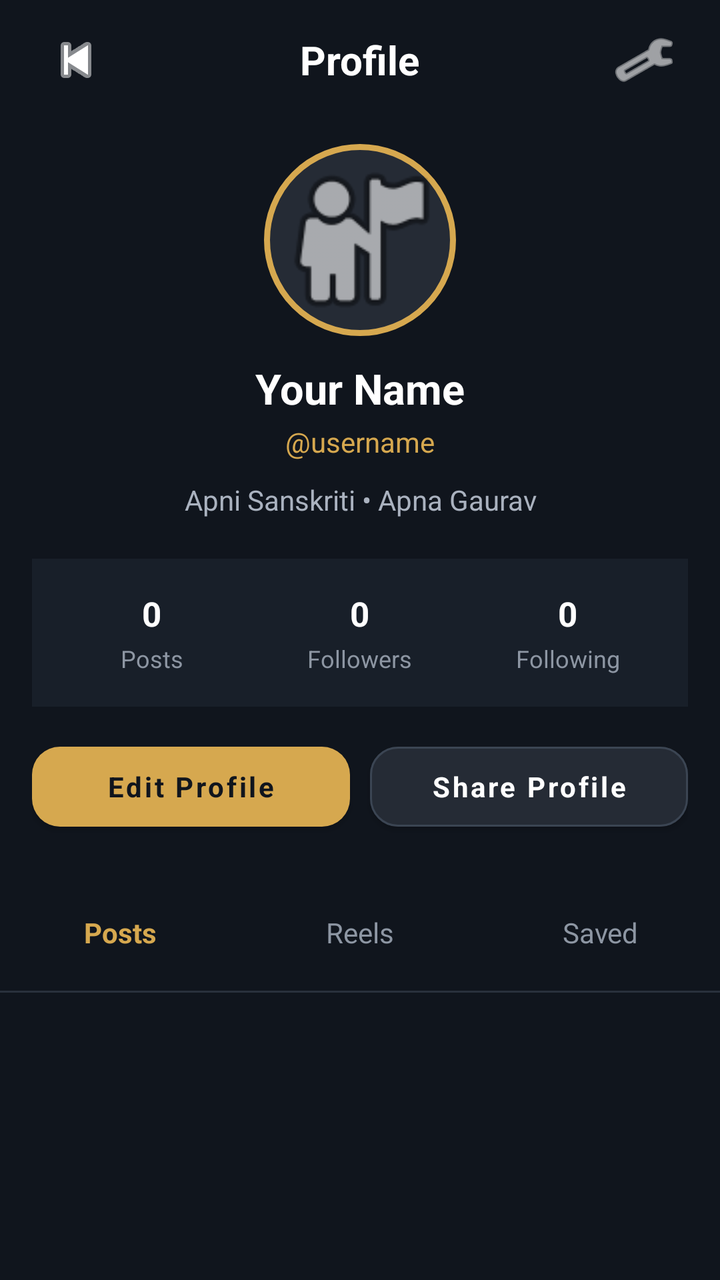
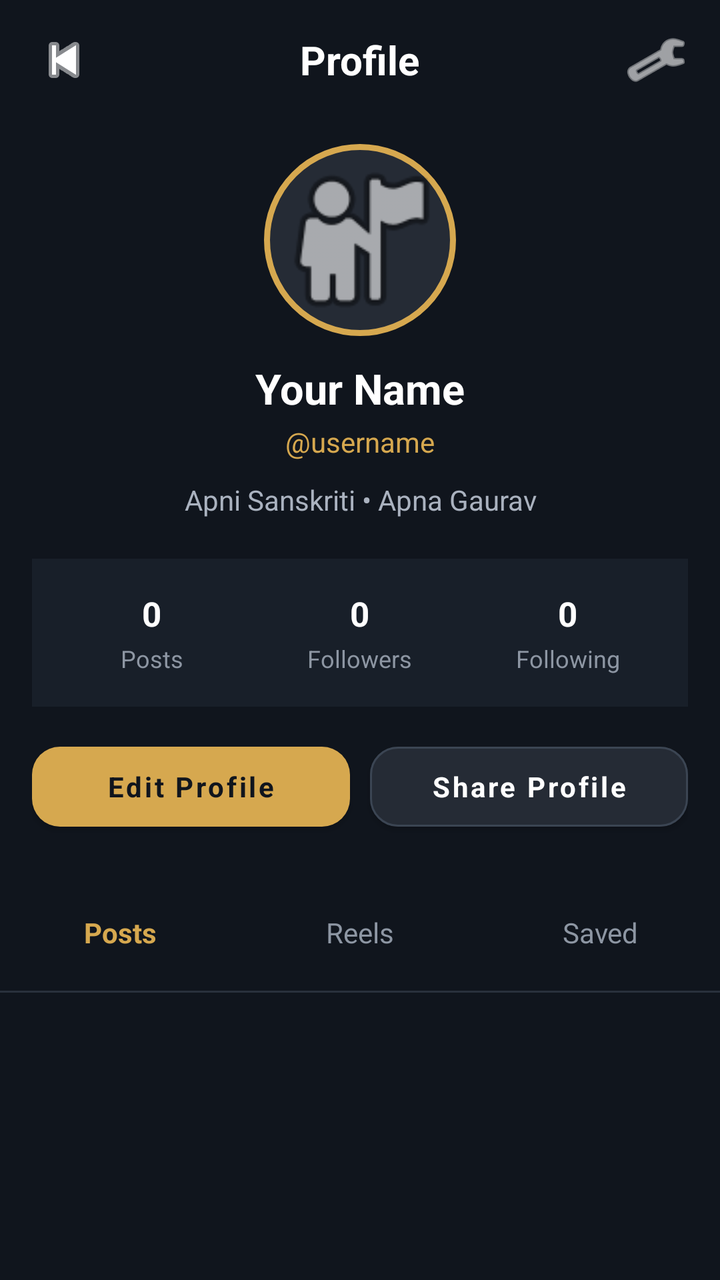

An Android layout rendered at two revisions. The XML below is the earlier revision; the diff shows what the commit changed to produce the second picture.
<!-- AndroidManifest.xml: application theme Theme.SanskritiSathi -->
<!-- res/layout/activity_my_profile.xml -->
<?xml version="1.0" encoding="utf-8"?>
<ScrollView
    xmlns:android="http://schemas.android.com/apk/res/android"
    xmlns:app="http://schemas.android.com/apk/res-auto"
    android:layout_width="match_parent"
    android:layout_height="match_parent"
    android:background="#10151D"
    android:fillViewport="true">

    <LinearLayout
        android:layout_width="match_parent"
        android:layout_height="wrap_content"
        android:orientation="vertical">

        
        <RelativeLayout
            android:layout_width="match_parent"
            android:layout_height="60dp"
            android:paddingStart="16dp"
            android:paddingEnd="16dp">

            <ImageButton
                android:id="@+id/backButton"
                android:layout_width="44dp"
                android:layout_height="44dp"
                android:layout_centerVertical="true"
                android:background="?attr/selectableItemBackgroundBorderless"
                android:contentDescription="Back"
                android:src="@android:drawable/ic_media_previous"
                app:tint="#FFFFFF" />

            <TextView
                android:id="@+id/profileTitle"
                android:layout_width="wrap_content"
                android:layout_height="wrap_content"
                android:layout_centerInParent="true"
                android:text="Profile"
                android:textColor="#FFFFFF"
                android:textSize="20sp"
                android:textStyle="bold" />

            <ImageButton
                android:id="@+id/settingsButton"
                android:layout_width="44dp"
                android:layout_height="44dp"
                android:layout_alignParentEnd="true"
                android:layout_centerVertical="true"
                android:background="?attr/selectableItemBackgroundBorderless"
                android:contentDescription="Settings"
                android:src="@android:drawable/ic_menu_preferences"
                app:tint="#FFFFFF" />

        </RelativeLayout>

        
        <LinearLayout
            android:layout_width="match_parent"
            android:layout_height="wrap_content"
            android:orientation="vertical"
            android:paddingStart="20dp"
            android:paddingEnd="20dp"
            android:paddingTop="12dp"
            android:paddingBottom="20dp">

            
            <ImageView
                android:id="@+id/profileImage"
                android:layout_width="96dp"
                android:layout_height="96dp"
                android:layout_gravity="center_horizontal"
                android:background="@drawable/profile_circle_background"
                android:contentDescription="Profile photo"
                android:padding="3dp"
                android:scaleType="centerCrop"
                android:src="@android:drawable/ic_menu_myplaces" />

            <TextView
                android:id="@+id/profileName"
                android:layout_width="match_parent"
                android:layout_height="wrap_content"
                android:layout_marginTop="12dp"
                android:gravity="center"
                android:text="Your Name"
                android:textColor="#FFFFFF"
                android:textSize="21sp"
                android:textStyle="bold" />

            <TextView
                android:id="@+id/profileUsername"
                android:layout_width="match_parent"
                android:layout_height="wrap_content"
                android:layout_marginTop="3dp"
                android:gravity="center"
                android:text="@username"
                android:textColor="#D6A84F"
                android:textSize="14sp" />

            <TextView
                android:id="@+id/profileBio"
                android:layout_width="match_parent"
                android:layout_height="wrap_content"
                android:layout_marginTop="10dp"
                android:gravity="center"
                android:lineSpacingExtra="2dp"
                android:text="Apni Sanskriti • Apna Gaurav"
                android:textColor="#AAB2BF"
                android:textSize="14sp" />

        </LinearLayout>

        
        <LinearLayout
            android:layout_width="match_parent"
            android:layout_height="74dp"
            android:layout_marginStart="16dp"
            android:layout_marginEnd="16dp"
            android:background="#181F29"
            android:gravity="center"
            android:orientation="horizontal"
            android:paddingStart="8dp"
            android:paddingEnd="8dp">

            
            <LinearLayout
                android:layout_width="0dp"
                android:layout_height="match_parent"
                android:layout_weight="1"
                android:gravity="center"
                android:orientation="vertical">

                <TextView
                    android:id="@+id/postsCount"
                    android:layout_width="wrap_content"
                    android:layout_height="wrap_content"
                    android:text="0"
                    android:textColor="#FFFFFF"
                    android:textSize="17sp"
                    android:textStyle="bold" />

                <TextView
                    android:layout_width="wrap_content"
                    android:layout_height="wrap_content"
                    android:layout_marginTop="3dp"
                    android:text="Posts"
                    android:textColor="#8D96A3"
                    android:textSize="12sp" />

            </LinearLayout>

            
            <LinearLayout
                android:layout_width="0dp"
                android:layout_height="match_parent"
                android:layout_weight="1"
                android:gravity="center"
                android:orientation="vertical">

                <TextView
                    android:id="@+id/followersCount"
                    android:layout_width="wrap_content"
                    android:layout_height="wrap_content"
                    android:text="0"
                    android:textColor="#FFFFFF"
                    android:textSize="17sp"
                    android:textStyle="bold" />

                <TextView
                    android:layout_width="wrap_content"
                    android:layout_height="wrap_content"
                    android:layout_marginTop="3dp"
                    android:text="Followers"
                    android:textColor="#8D96A3"
                    android:textSize="12sp" />

            </LinearLayout>

            
            <LinearLayout
                android:layout_width="0dp"
                android:layout_height="match_parent"
                android:layout_weight="1"
                android:gravity="center"
                android:orientation="vertical">

                <TextView
                    android:id="@+id/followingCount"
                    android:layout_width="wrap_content"
                    android:layout_height="wrap_content"
                    android:text="0"
                    android:textColor="#FFFFFF"
                    android:textSize="17sp"
                    android:textStyle="bold" />

                <TextView
                    android:layout_width="wrap_content"
                    android:layout_height="wrap_content"
                    android:layout_marginTop="3dp"
                    android:text="Following"
                    android:textColor="#8D96A3"
                    android:textSize="12sp" />

            </LinearLayout>

        </LinearLayout>

        
        <LinearLayout
            android:layout_width="match_parent"
            android:layout_height="52dp"
            android:layout_marginStart="16dp"
            android:layout_marginTop="14dp"
            android:layout_marginEnd="16dp"
            android:orientation="horizontal">

            <com.google.android.material.button.MaterialButton
                android:id="@+id/editProfileButton"
                android:layout_width="0dp"
                android:layout_height="match_parent"
                android:layout_weight="1"
                android:text="Edit Profile"
                android:textAllCaps="false"
                android:textColor="#10151D"
                android:textStyle="bold"
                app:backgroundTint="#D6A84F"
                app:cornerRadius="14dp" />

            <Space
                android:layout_width="10dp"
                android:layout_height="1dp" />

            <com.google.android.material.button.MaterialButton
                android:id="@+id/shareProfileButton"
                android:layout_width="0dp"
                android:layout_height="match_parent"
                android:layout_weight="1"
                android:text="Share Profile"
                android:textAllCaps="false"
                android:textColor="#FFFFFF"
                android:textStyle="bold"
                app:backgroundTint="#252B35"
                app:cornerRadius="14dp"
                app:strokeColor="#3B4553"
                app:strokeWidth="1dp" />

        </LinearLayout>

        
        <LinearLayout
            android:layout_width="match_parent"
            android:layout_height="58dp"
            android:layout_marginTop="18dp"
            android:gravity="center"
            android:orientation="horizontal">

            <TextView
                android:id="@+id/postsTab"
                android:layout_width="0dp"
                android:layout_height="match_parent"
                android:layout_weight="1"
                android:gravity="center"
                android:text="Posts"
                android:textColor="#D6A84F"
                android:textSize="14sp"
                android:textStyle="bold" />

            <TextView
                android:id="@+id/reelsTab"
                android:layout_width="0dp"
                android:layout_height="match_parent"
                android:layout_weight="1"
                android:gravity="center"
                android:text="Reels"
                android:textColor="#8D96A3"
                android:textSize="14sp" />

            <TextView
                android:id="@+id/savedTab"
                android:layout_width="0dp"
                android:layout_height="match_parent"
                android:layout_weight="1"
                android:gravity="center"
                android:text="Saved"
                android:textColor="#8D96A3"
                android:textSize="14sp" />

        </LinearLayout>

        <View
            android:layout_width="match_parent"
            android:layout_height="1dp"
            android:background="#29313C" />

        
        <GridLayout
            android:id="@+id/profilePostsGrid"
            android:layout_width="match_parent"
            android:layout_height="wrap_content"
            android:columnCount="3"
            android:padding="2dp" />

        <TextView
            android:id="@+id/emptyProfileText"
            android:layout_width="match_parent"
            android:layout_height="180dp"
            android:gravity="center"
            android:padding="24dp"
            android:text="Abhi koi post nahi hai"
            android:textColor="#7F8793"
            android:textSize="14sp"
            android:visibility="gone" />

    </LinearLayout>

</ScrollView>
<!-- resources referenced by this layout -->
<resources>
  <!-- drawable profile_circle_background (drawable) -->
  <?xml version="1.0" encoding="utf-8"?>
  <shape xmlns:android="http://schemas.android.com/apk/res/android"
      android:shape="oval">
  
      <solid android:color="#252B35" />
  
      <stroke
          android:width="3dp"
          android:color="#D6A84F" />
  
      <padding
          android:left="2dp"
          android:top="2dp"
          android:right="2dp"
          android:bottom="2dp" />
  
  </shape>
  <style name="Theme.SanskritiSathi" parent="Theme.MaterialComponents.DayNight.NoActionBar">
  
          <item name="android:fontFamily">sans-serif</item>
  
          
          <item name="android:statusBarColor">#0F111A</item>
          <item name="android:windowLightStatusBar">false</item>
  
          <item name="android:navigationBarColor">#1A1D2B</item>
          <item name="android:windowLightNavigationBar">false</item>
  
          <item name="android:windowActionModeOverlay">true</item>
          <item name="android:windowNoTitle">true</item>
  
          <item name="android:windowBackground">#0F111A</item>
  
          <item name="android:textColorPrimary">#FFFFFF</item>
          <item name="android:textColorSecondary">#A0A5B5</item>
  
      </style>
</resources>

<!-- the commit's change to res/layout/activity_my_profile.xml (unified diff, before → after) -->
@@ -16,19 +16,23 @@
         <RelativeLayout
             android:layout_width="match_parent"
             android:layout_height="60dp"
-            android:paddingStart="16dp"
-            android:paddingEnd="16dp">
-
+            android:paddingStart="8dp"
+            android:paddingEnd="8dp">
+
+            
             <ImageButton
                 android:id="@+id/backButton"
-                android:layout_width="44dp"
-                android:layout_height="44dp"
+                android:layout_width="48dp"
+                android:layout_height="48dp"
+                android:layout_alignParentStart="true"
                 android:layout_centerVertical="true"
                 android:background="?attr/selectableItemBackgroundBorderless"
                 android:contentDescription="Back"
+                android:padding="12dp"
                 android:src="@android:drawable/ic_media_previous"
                 app:tint="#FFFFFF" />
 
+            
             <TextView
                 android:id="@+id/profileTitle"
                 android:layout_width="wrap_content"
@@ -39,14 +43,16 @@
                 android:textSize="20sp"
                 android:textStyle="bold" />
 
+            
             <ImageButton
                 android:id="@+id/settingsButton"
-                android:layout_width="44dp"
-                android:layout_height="44dp"
+                android:layout_width="48dp"
+                android:layout_height="48dp"
                 android:layout_alignParentEnd="true"
                 android:layout_centerVertical="true"
                 android:background="?attr/selectableItemBackgroundBorderless"
                 android:contentDescription="Settings"
+                android:padding="11dp"
                 android:src="@android:drawable/ic_menu_preferences"
                 app:tint="#FFFFFF" />
 
